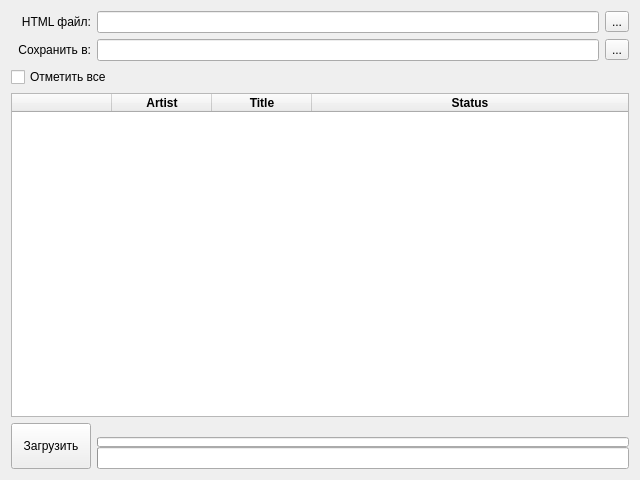
Old version of the form mainwindow.ui in the repository raandoom/qvkmp3html.
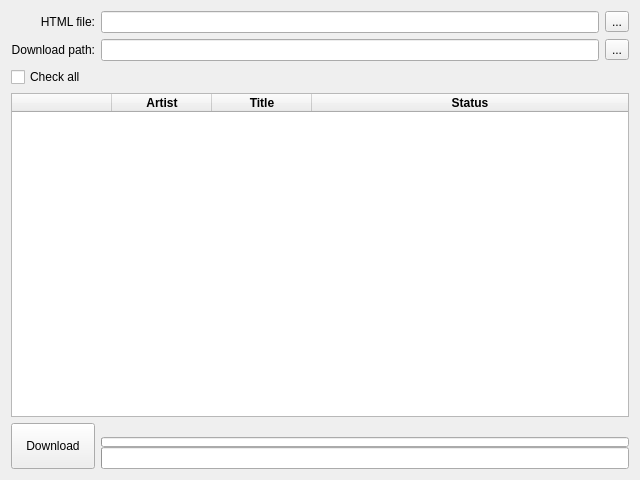
New version of the form.

Diff of the .ui file:
```diff
--- a/mainwindow.ui
+++ b/mainwindow.ui
@@ -25,7 +25,7 @@
     <item row="0" column="0">
      <widget class="QLabel" name="pathLabel">
       <property name="text">
-       <string>HTML файл:</string>
+       <string>HTML file:</string>
       </property>
       <property name="alignment">
        <set>Qt::AlignRight|Qt::AlignTrailing|Qt::AlignVCenter</set>
@@ -56,7 +56,7 @@
     <item row="1" column="0">
      <widget class="QLabel" name="saveLabel">
       <property name="text">
-       <string>Сохранить в:</string>
+       <string>Download path:</string>
       </property>
       <property name="alignment">
        <set>Qt::AlignRight|Qt::AlignTrailing|Qt::AlignVCenter</set>
@@ -138,7 +138,7 @@
        </sizepolicy>
       </property>
       <property name="text">
-       <string>Загрузить</string>
+       <string>Download</string>
       </property>
      </widget>
     </item>
@@ -188,7 +188,7 @@
     <item row="2" column="0" colspan="3">
      <widget class="QCheckBox" name="checkAll">
       <property name="text">
-       <string>Отметить все</string>
+       <string>Check all</string>
       </property>
      </widget>
     </item>
```
Left out of the diff: 4 changed lines with no effect on the pictures.
